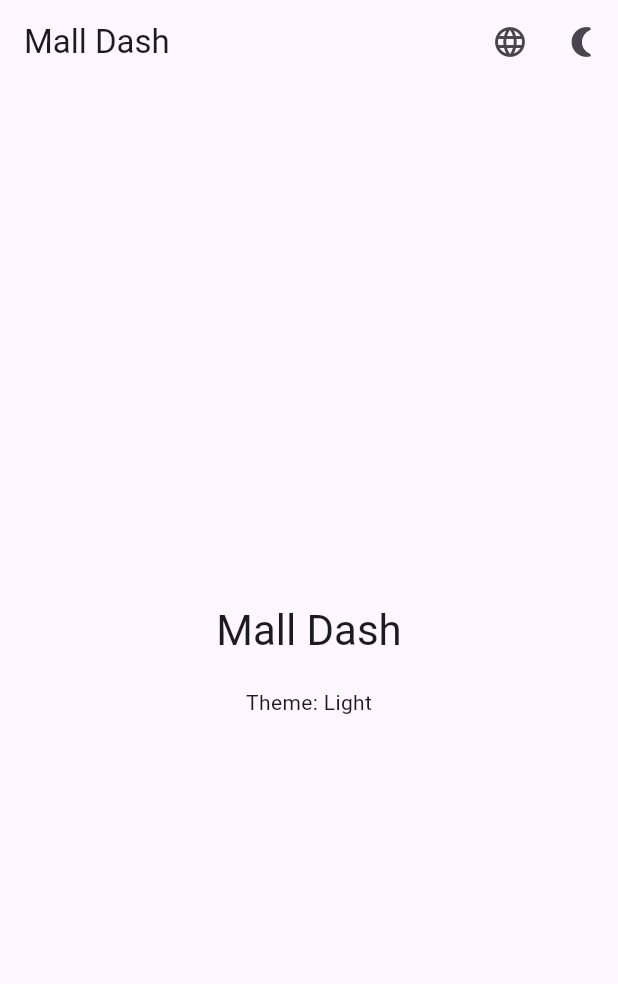
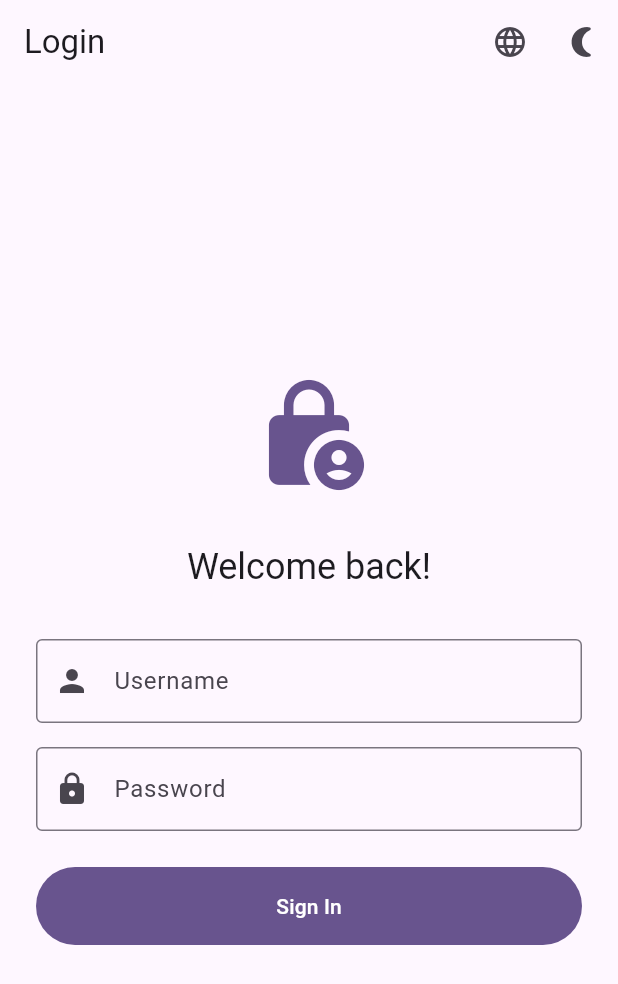
Before and after one commit to Mhamad-Raad/Mall-Dash-Mobile, a Flutter app: the screen it shows after launch, on a phone screen of 412 x 824 dp. Shown: the top 984 px of the screen. Run offline on Flutter 3.47's test engine with Material 3 defaults, Android fonts, the phone set to English and light mode, and no system bars; our stand-ins replace flutter_riverpod, shared_preferences.

Commit message:
add login page

```diff
--- a/lib/l10n/app_ar.arb
+++ b/lib/l10n/app_ar.arb
@@ -4,5 +4,10 @@
   "language": "اللغة",
   "lightTheme": "فاتح",
   "darkTheme": "داكن",
-  "systemTheme": "النظام"
+  "systemTheme": "النظام",
+  "loginTitle": "تسجيل الدخول",
+  "username": "اسم المستخدم",
+  "password": "كلمة المرور",
+  "loginButton": "دخول",
+  "welcomeMessage": "مرحباً بعودتك!"
 }
--- a/lib/l10n/app_en.arb
+++ b/lib/l10n/app_en.arb
@@ -4,5 +4,10 @@
   "language": "Language",
   "lightTheme": "Light",
   "darkTheme": "Dark",
-  "systemTheme": "System"
+  "systemTheme": "System",
+  "loginTitle": "Login",
+  "username": "Username",
+  "password": "Password",
+  "loginButton": "Sign In",
+  "welcomeMessage": "Welcome back!"
 }
--- a/lib/l10n/app_fa.arb
+++ b/lib/l10n/app_fa.arb
@@ -5,5 +5,10 @@
   "language": "زمان",
   "lightTheme": "ڕۆشن",
   "darkTheme": "تاریک",
-  "systemTheme": "سیستەم"
+  "systemTheme": "سیستەم",
+  "loginTitle": "چوونەژوورەوە",
+  "username": "ناوى بەکارهێنەر",
+  "password": "وشەی نهێنی",
+  "loginButton": "چوونە ژوورەوە",
+  "welcomeMessage": "بەخێربێیتەوە!"
 }
--- a/lib/l10n/app_localizations.dart
+++ b/lib/l10n/app_localizations.dart
@@ -135,6 +135,36 @@ abstract class AppLocalizations {
   /// In en, this message translates to:
   /// **'System'**
   String get systemTheme;
+
+  /// No description provided for @loginTitle.
+  ///
+  /// In en, this message translates to:
+  /// **'Login'**
+  String get loginTitle;
+
+  /// No description provided for @username.
+  ///
+  /// In en, this message translates to:
+  /// **'Username'**
+  String get username;
+
+  /// No description provided for @password.
+  ///
+  /// In en, this message translates to:
+  /// **'Password'**
+  String get password;
+
+  /// No description provided for @loginButton.
+  ///
+  /// In en, this message translates to:
+  /// **'Sign In'**
+  String get loginButton;
+
+  /// No description provided for @welcomeMessage.
+  ///
+  /// In en, this message translates to:
+  /// **'Welcome back!'**
+  String get welcomeMessage;
 }
 
 class _AppLocalizationsDelegate
--- a/lib/l10n/app_localizations_en.dart
+++ b/lib/l10n/app_localizations_en.dart
@@ -25,4 +25,19 @@ class AppLocalizationsEn extends AppLocalizations {
 
   @override
   String get systemTheme => 'System';
+
+  @override
+  String get loginTitle => 'Login';
+
+  @override
+  String get username => 'Username';
+
+  @override
+  String get password => 'Password';
+
+  @override
+  String get loginButton => 'Sign In';
+
+  @override
+  String get welcomeMessage => 'Welcome back!';
 }
--- a/lib/main.dart
+++ b/lib/main.dart
@@ -6,7 +6,7 @@ import 'l10n/app_localizations.dart';
 import 'src/core/providers/shared_preferences_provider.dart';
 import 'src/core/providers/theme_provider.dart';
 import 'src/core/providers/localization_provider.dart';
-import 'src/core/pages/home_page.dart';
+import 'src/core/pages/login_page.dart';
 import 'src/core/theme/custom_theme_extension.dart';
 
 void main() async {
@@ -46,7 +46,7 @@ class MyApp extends ConsumerWidget {
         GlobalCupertinoLocalizations.delegate,
       ],
       supportedLocales: const [Locale('en'), Locale('ar'), Locale('fa')],
-      home: const HomePage(),
+      home: const LoginPage(),
     );
   }
 }
--- /dev/null
+++ b/lib/src/core/pages/login_page.dart
@@ -0,0 +1,104 @@
+import 'package:flutter/material.dart';
+import '../../../l10n/app_localizations.dart';
+import '../widgets/theme_toggle_button.dart';
+import '../widgets/language_selector.dart';
+
+class LoginPage extends StatefulWidget {
+  const LoginPage({super.key});
+
+  @override
+  State<LoginPage> createState() => _LoginPageState();
+}
+
+class _LoginPageState extends State<LoginPage> {
+  final _usernameController = TextEditingController();
+  final _passwordController = TextEditingController();
+  final _formKey = GlobalKey<FormState>();
+
+  @override
+  void dispose() {
+    _usernameController.dispose();
+    _passwordController.dispose();
+    super.dispose();
+  }
+
+  @override
+  Widget build(BuildContext context) {
+    final l10n = AppLocalizations.of(context);
+
+    return Scaffold(
+      appBar: AppBar(
+        title: Text(l10n?.loginTitle ?? 'Login'),
+        actions: const [LanguageSelector(), ThemeToggleButton()],
+      ),
+      body: Center(
+        child: SingleChildScrollView(
+          padding: const EdgeInsets.all(24.0),
+          child: ConstrainedBox(
+            constraints: const BoxConstraints(maxWidth: 400),
+            child: Form(
+              key: _formKey,
+              child: Column(
+                mainAxisAlignment: MainAxisAlignment.center,
+                crossAxisAlignment: CrossAxisAlignment.stretch,
+                children: [
+                  Icon(Icons.lock_person, size: 80, color: Theme.of(context).colorScheme.primary),
+                  const SizedBox(height: 32),
+                  Text(
+                    l10n?.welcomeMessage ?? 'Welcome back!',
+                    style: Theme.of(context).textTheme.headlineSmall,
+                    textAlign: TextAlign.center,
+                  ),
+                  const SizedBox(height: 32),
+                  TextFormField(
+                    controller: _usernameController,
+                    decoration: InputDecoration(
+                      labelText: l10n?.username ?? 'Username',
+                      prefixIcon: const Icon(Icons.person),
+                      border: const OutlineInputBorder(),
+                    ),
+                    validator: (value) {
+                      if (value == null || value.isEmpty) {
+                        return 'Please enter your username';
+                      }
+                      return null;
+                    },
+                  ),
+                  const SizedBox(height: 16),
+                  TextFormField(
+                    controller: _passwordController,
+                    decoration: InputDecoration(
+                      labelText: l10n?.password ?? 'Password',
+                      prefixIcon: const Icon(Icons.lock),
+                      border: const OutlineInputBorder(),
+                    ),
+                    obscureText: true,
+                    validator: (value) {
+                      if (value == null || value.isEmpty) {
+                        return 'Please enter your password';
+                      }
+                      return null;
+                    },
+                  ),
+                  const SizedBox(height: 24),
+                  FilledButton(
+                    onPressed: () {
+                      if (_formKey.currentState!.validate()) {
+                        // TODO: Implement login logic
+                        ScaffoldMessenger.of(
+                          context,
+                        ).showSnackBar(const SnackBar(content: Text('Processing Login...')));
+                      }
+                    },
+                    style: FilledButton.styleFrom(padding: const EdgeInsets.symmetric(vertical: 16)),
+                    child: Text(l10n?.loginButton ?? 'Sign In'),
+                  ),
+                ],
+              ),
+            ),
+          ),
+        ),
+      ),
+    );
+  }
+}
```
Also changed, not shown: lib/l10n/app_localizations_ar.dart (+15 -0 lines), lib/l10n/app_localizations_fa.dart (+15 -0 lines), 1 other file.
